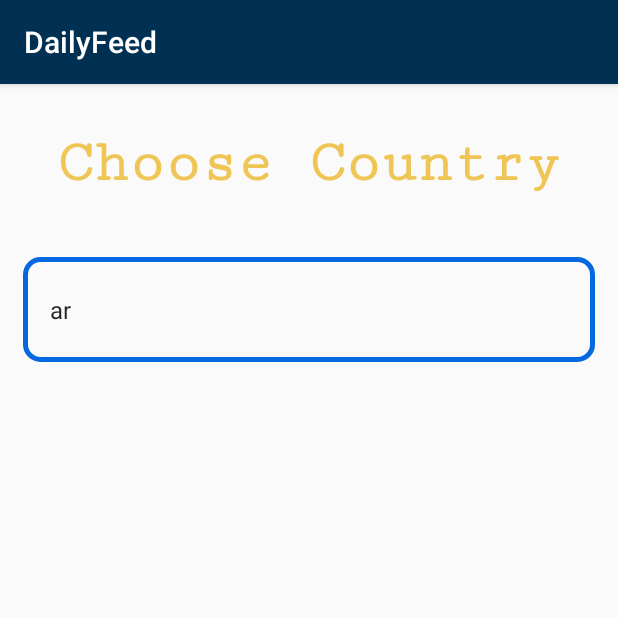
After one commit to DevangT98/News-Application, an Android app: the CountryPref screen opened directly, with no data from a screen before it, on a phone screen of 412 x 824 dp, the top half of it. The commit adds this screen. Run offline under Robolectric (Android 15) with nearby library versions, the phone set to English and light mode, and no system bars.

Commit message:
News can be filtered country wise.

```diff
--- a/app/build.gradle
+++ b/app/build.gradle
@@ -27,6 +27,7 @@ dependencies {
     implementation 'androidx.constraintlayout:constraintlayout:1.1.3'
     implementation 'com.squareup.picasso:picasso:2.71828'
     implementation 'com.android.volley:volley:1.1.1'
+    implementation 'androidx.preference:preference:1.0.0'
     implementation 'com.android.volley:volley:1.1.1'
     implementation 'com.google.android.gms:play-services-location:17.0.0'
     testImplementation 'junit:junit:4.12'
--- a/app/src/main/AndroidManifest.xml
+++ b/app/src/main/AndroidManifest.xml
@@ -16,7 +16,8 @@
         android:roundIcon="@mipmap/ic_launcher_round"
         android:supportsRtl="true"
         android:theme="@style/AppTheme">
-        <activity android:name=".PostImage"></activity>
+        <activity android:name=".CountryPref"></activity>
+        <activity android:name=".PostImage" />
 
         <receiver android:name=".DailyFeedWidget">
             <intent-filter>
--- /dev/null
+++ b/app/src/main/java/com/example/dailyfeed/CountryPref.java
@@ -0,0 +1,43 @@
+package com.example.dailyfeed;
+
+import android.content.Context;
+import android.content.Intent;
+import android.content.SharedPreferences;
+import android.os.Bundle;
+import android.util.Log;
+import android.view.View;
+import android.widget.AdapterView;
+import android.widget.Spinner;
+
+import androidx.annotation.Nullable;
+import androidx.appcompat.app.AppCompatActivity;
+
+public class CountryPref extends AppCompatActivity  {
+
+    Spinner spinner;
+    SharedPreferences sp;
+    SharedPreferences.Editor editor;
+
+    @Override
+    protected void onCreate(@Nullable Bundle savedInstanceState) {
+        super.onCreate(savedInstanceState);
+        setContentView(R.layout.spinner_countries);
+        spinner = findViewById(R.id.spinnerCountry);
+        sp = getSharedPreferences("countrycode", Context.MODE_PRIVATE);
+        editor = sp.edit();
+        spinner.setOnItemSelectedListener(new AdapterView.OnItemSelectedListener() {
+            @Override
+            public void onItemSelected(AdapterView<?> parent, View view, int position, long id) {
+                Object item = parent.getItemAtPosition(position);
+                Log.i("YAY","SPINNER ITEM-->"+item);
+               editor.putString("countryname", String.valueOf(item));
+               editor.apply();
+            }
+
+            @Override
+            public void onNothingSelected(AdapterView<?> parent) {
+
+            }
+        });
+    }
+}
--- a/app/src/main/java/com/example/dailyfeed/PostImage.java
+++ b/app/src/main/java/com/example/dailyfeed/PostImage.java
@@ -58,6 +58,9 @@ public class PostImage extends AppCompatActivity {
                 DailyFeedModel.insertPost(caption,selectedImagePath);
                 DailyFeedModel.close();
 
+                imageViewPost.setImageResource(0);
+                editTextPost.setText("");
+
             }
         });
 
--- a/app/src/main/res/layout/card_post.xml
+++ b/app/src/main/res/layout/card_post.xml
@@ -44,8 +44,8 @@
                     android:text="Caption"
                     android:layout_marginTop="20dp"
                     android:textColor="#000"
-                    android:textSize="20dp"
-                    android:textStyle="bold" />
+                    android:padding="20dp"
+                    android:textSize="20dp" />
 
 
         </LinearLayout>
--- a/app/src/main/res/layout/fragment_4.xml
+++ b/app/src/main/res/layout/fragment_4.xml
@@ -15,12 +15,18 @@
         android:layout_marginTop="40dp"
         android:textAppearance="?android:attr/textAppearanceLarge"
         android:text="Capture Image" />-->
+    <androidx.swiperefreshlayout.widget.SwipeRefreshLayout
+        android:layout_width="wrap_content"
+        android:layout_height="wrap_content"
+        android:id="@+id/swipe_refresh_fragment_4"
+        >
 
     <androidx.recyclerview.widget.RecyclerView
         android:layout_width="match_parent"
         android:layout_height="match_parent"
         android:id="@+id/recycler_view_fragment_four">
     </androidx.recyclerview.widget.RecyclerView>
+    </androidx.swiperefreshlayout.widget.SwipeRefreshLayout>
     <!--<TextView
         android:layout_width="match_parent"
         android:layout_height="45dp"
--- a/app/src/main/res/layout/fragment_5.xml
+++ b/app/src/main/res/layout/fragment_5.xml
@@ -45,6 +45,7 @@
             android:layout_weight="1"
             android:id="@+id/stopButton"
             />
+
     </LinearLayout>
 
 
--- /dev/null
+++ b/app/src/main/res/layout/spinner_countries.xml
@@ -0,0 +1,32 @@
+<?xml version="1.0" encoding="utf-8"?>
+<LinearLayout xmlns:android="http://schemas.android.com/apk/res/android"
+    android:orientation="vertical" android:layout_width="match_parent"
+    android:layout_height="match_parent"
+    android:padding="15dp">
+<TextView
+    android:layout_width="wrap_content"
+    android:layout_height="wrap_content"
+    android:layout_gravity="center"
+    android:gravity="center"
+    android:text="Choose Country"
+    android:textColor="@color/colorAccent"
+    android:textSize="40dp"
+    android:layout_marginTop="15dp"
+    android:layout_marginBottom="30dp"
+    android:fontFamily="serif-monospace"
+    android:textStyle="bold"
+    />
+    <androidx.appcompat.widget.AppCompatSpinner
+        android:layout_width="match_parent"
+        android:layout_height="70dp"
+        android:layout_marginTop="10dp"
+        android:outlineAmbientShadowColor="@color/colorPrimary"
+        android:background="@drawable/login_border"
+        android:padding="10dp"
+        android:scrollbarSize="30dp"
+        android:entries="@array/codes"
+        android:prompt="@array/countries"
+        android:id="@+id/spinnerCountry"
+        ></androidx.appcompat.widget.AppCompatSpinner>
+
+</LinearLayout>
--- /dev/null
+++ b/app/src/main/res/values/arrays.xml
@@ -0,0 +1,115 @@
+<resources>
+    <string-array name="countries">
+        <item>Argentina</item>
+        <item>Australia</item>
+        <item>Austria</item>
+        <item>Belgium</item>
+        <item>Brazil</item>
+        <item>Bulgaria</item>
+        <item>Canada</item>
+        <item>China</item>
+        <item>Colombia</item>
+        <item>Cuba</item>
+        <item>Czech Republic</item>
+        <item>Egypt</item>
+        <item>France</item>
+        <item>Germany</item>
+        <item>Greece</item>
+        <item>Hong Kong</item>
+        <item>Hungary</item>
+        <item>India</item>
+        <item>Indonesia</item>
+        <item>Ireland</item>
+        <item>Israel</item>
+        <item>Italy</item>
+        <item>Japan</item>
+        <item>Latvia</item>
+        <item>Lithuania</item>
+        <item>Malaysia</item>
+        <item>Mexico</item>
+        <item>Morocco</item>
+        <item>Netherlands</item>
+        <item>New Zealand</item>
+        <item>Nigeria</item>
+        <item>Norway</item>
+        <item>Philippines</item>
+        <item>Poland</item>
+        <item>Portugal</item>
+        <item>Romania</item>
+        <item>Russia</item>
+        <item>Saudi Arabia</item>
+        <item>Serbia</item>
+        <item>Singapore</item>
+        <item>Slovakia</item>
+        <item>Slovenia</item>
+        <item>South Africa</item>
+        <item>South Korea</item>
+        <item>Sweden</item>
+        <item>Switzerland</item>
+        <item>Taiwan</item>
+        <item>Thailand</item>
+        <item>Turkey</item>
+        <item>UAE</item>
+        <item>Ukraine</item>
+        <item>United Kingdom</item>
+        <item>United States</item>
+        <item>Venezuela</item>
+    </string-array>
+
+    <string-array name="codes">
+        <item>ar</item>
+        <item>au</item>
+        <item>at</item>
+        <item>be</item>
+        <item>br</item>
+        <item>bg</item>
+        <item>ca</item>
+        <item>cn</item>
+        <item>co</item>
+        <item>cu</item>
+        <item>cz</item>
+        <item>eg</item>
+        <item>fr</item>
+        <item>de</item>
+        <item>gr</item>
+        <item>hk</item>
+        <item>hu</item>
+        <item>in</item>
+        <item>id</item>
+        <item>ie</item>
+        <item>il</item>
+        <item>it</item>
+        <item>jp</item>
+        <item>lv</item>
+        <item>lt</item>
+        <item>my</item>
+        <item>mx</item>
+        <item>ma</item>
+        <item>nl</item>
+        <item>nz</item>
+        <item>ng</item>
+        <item>no</item>
+        <item>ph</item>
+        <item>pl</item>
+        <item>pt</item>
+        <item>ro</item>
+        <item>ru</item>
+        <item>sa</item>
+        <item>rs</item>
+        <item>sg</item>
+        <item>sk</item>
+        <item>si</item>
+        <item>za</item>
+        <item>kr</item>
+        <item>se</item>
+        <item>ch</item>
+        <item>tw</item>
+        <item>th</item>
+        <item>tr</item>
+        <item>ae</item>
+        <item>ua</item>
+        <item>gb</item>
+        <item>us</item>
+        <item>ve</item>
+    </string-array>
+</resources>
```
Also changed, not shown: app/src/main/java/com/example/dailyfeed/MainActivity.java (+13 -1 lines), app/src/main/java/com/example/dailyfeed/TabFour.java (+33 -9 lines), app/src/main/java/com/example/dailyfeed/TabOne.java (+24 -8 lines), app/src/main/java/com/example/dailyfeed/TabSix.java (+14 -6 lines), app/src/main/res/drawable/ic_location_on_black_24dp.xml (added, +9 -0 lines), app/src/main/res/layout/fragment_6.xml (+15 -11 lines), app/src/main/res/menu/main.xml (added, +9 -0 lines), 2 other files.
